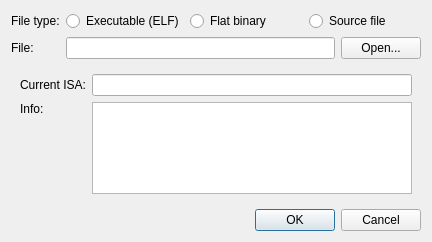
Qt form src/loaddialog.ui (mortbopet/Ripes) before a commit.
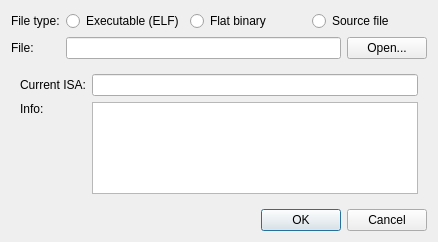
The same form after that commit.

Commit message: Make ELF info in LoadDialog read-only

What changed in the file:
```diff
--- a/src/loaddialog.ui
+++ b/src/loaddialog.ui
@@ -6,7 +6,7 @@
    <rect>
     <x>0</x>
     <y>0</y>
-    <width>432</width>
+    <width>438</width>
     <height>242</height>
    </rect>
   </property>
@@ -180,7 +180,11 @@
           </layout>
          </item>
          <item row="1" column="1">
-          <widget class="QTextEdit" name="elfInfo"/>
+          <widget class="QTextEdit" name="elfInfo">
+           <property name="readOnly">
+            <bool>true</bool>
+           </property>
+          </widget>
          </item>
         </layout>
        </item>
```
